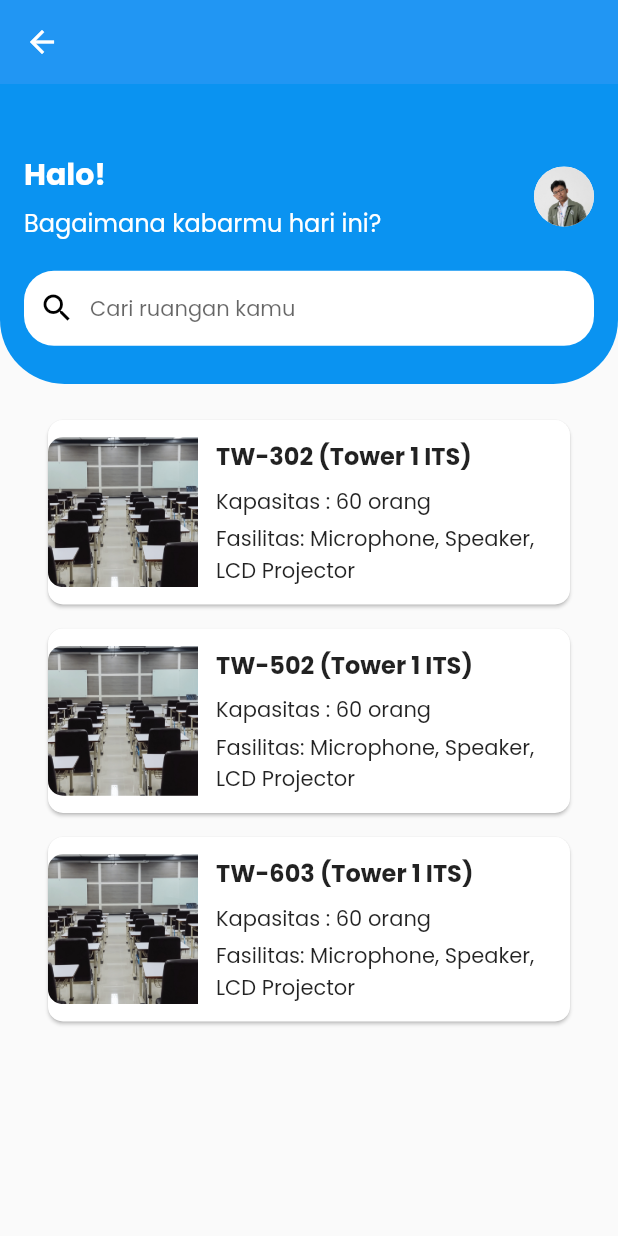
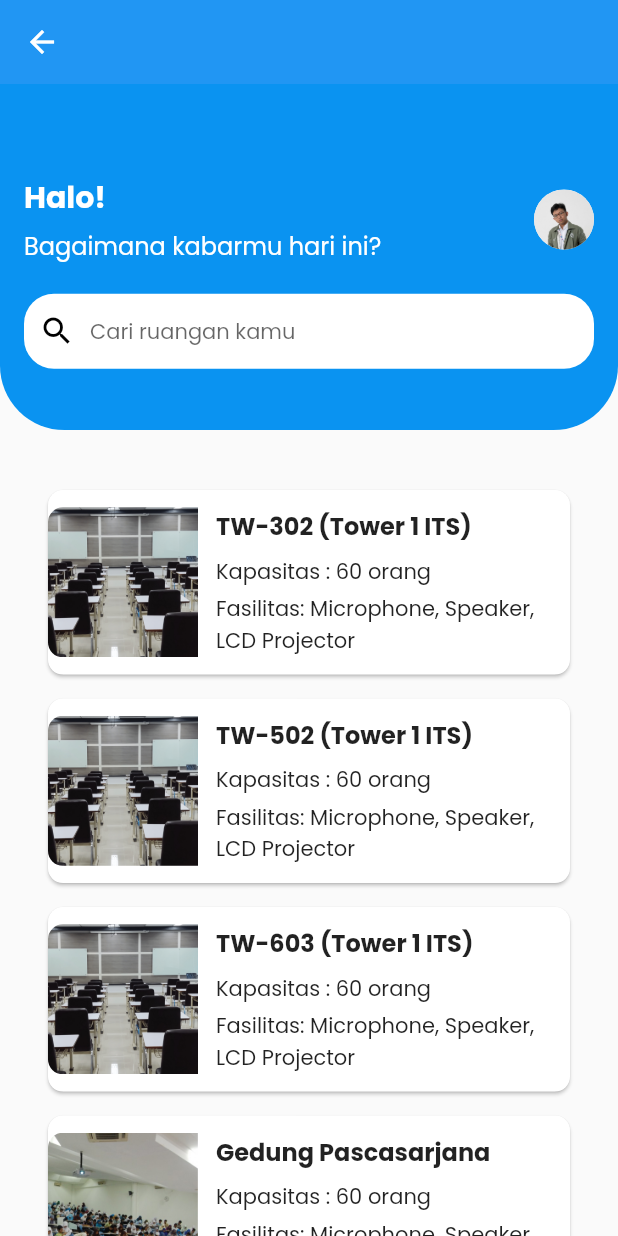
Before and after one commit to HyggeHalcyon/FP-Mobile-Programming, a Flutter app: the FormCreatePage screen opened by its route, on a phone screen of 412 x 824 dp. Run offline on Flutter 3.47's test engine with Material 2 defaults, Android fonts, the phone set to English and light mode, and no system bars.

Commit message:
fix : change some padding

```diff
--- a/lib/form_create.dart
+++ b/lib/form_create.dart
@@ -25,12 +25,18 @@ class FormCreatePage extends StatelessWidget {
               SingleChildScrollView(
                 child: Column(
                   children: [
-                    const SizedBox(height: 200), // Tinggi header baru
+                    SizedBox(
+                      height: MediaQuery.of(context).size.height *
+                          0.28, // Match header height
+                    ),
+                    const SizedBox(
+                        height:
+                            16), // Add padding between header and room cards
                     Padding(
                       padding: const EdgeInsets.all(16.0),
                       child: Column(
                         children: [
-                          // Konten setelah header
+                          // Room Cards
                           RoomCard(
                             imagePath: 'assets/tw302.jpg',
                             roomName: "TW-302 (Tower 1 ITS)",
@@ -58,6 +64,24 @@ class FormCreatePage extends StatelessWidget {
                               Navigator.pushNamed(context, '/roomDetails');
                             },
                           ),
+                          RoomCard(
+                            imagePath: 'assets/ged_pascasarjana.jpg',
+                            roomName: "Gedung Pascasarjana",
+                            capacity: "60 orang",
+                            facilities: "Microphone, Speaker, LCD Projector",
+                            onTap: () {
+                              Navigator.pushNamed(context, '/roomDetails');
+                            },
+                          ),
+                          RoomCard(
+                            imagePath: 'assets/research_center.jpg',
+                            roomName: "Research Center ITS",
+                            capacity: "60 orang",
+                            facilities: "Microphone, Speaker, LCD Projector",
+                            onTap: () {
+                              Navigator.pushNamed(context, '/roomDetails');
+                            },
+                          ),
                         ],
                       ),
                     ),
@@ -69,7 +93,8 @@ class FormCreatePage extends StatelessWidget {
                 left: 0,
                 right: 0,
                 child: Container(
-                  height: isDesktop ? 280 : 200,
+                  height: MediaQuery.of(context).size.height *
+                      0.28, // 26% of screen height
                   width: double.infinity,
                   decoration: const ShapeDecoration(
                     color: Color.fromARGB(255, 10, 147, 241),
```
